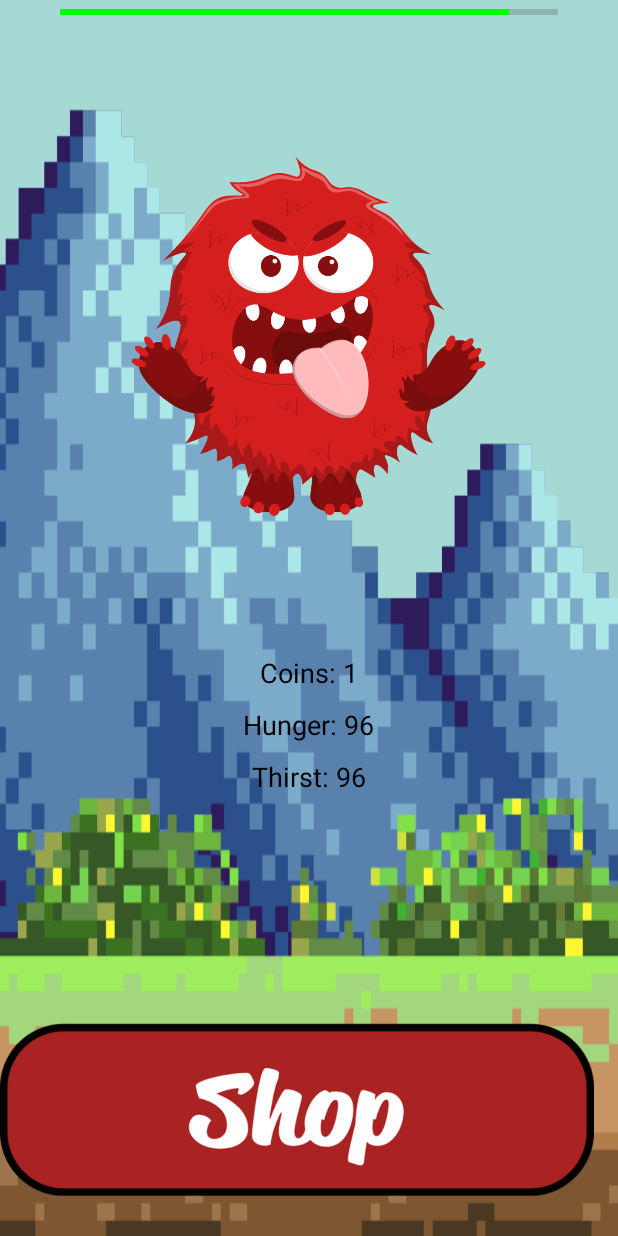
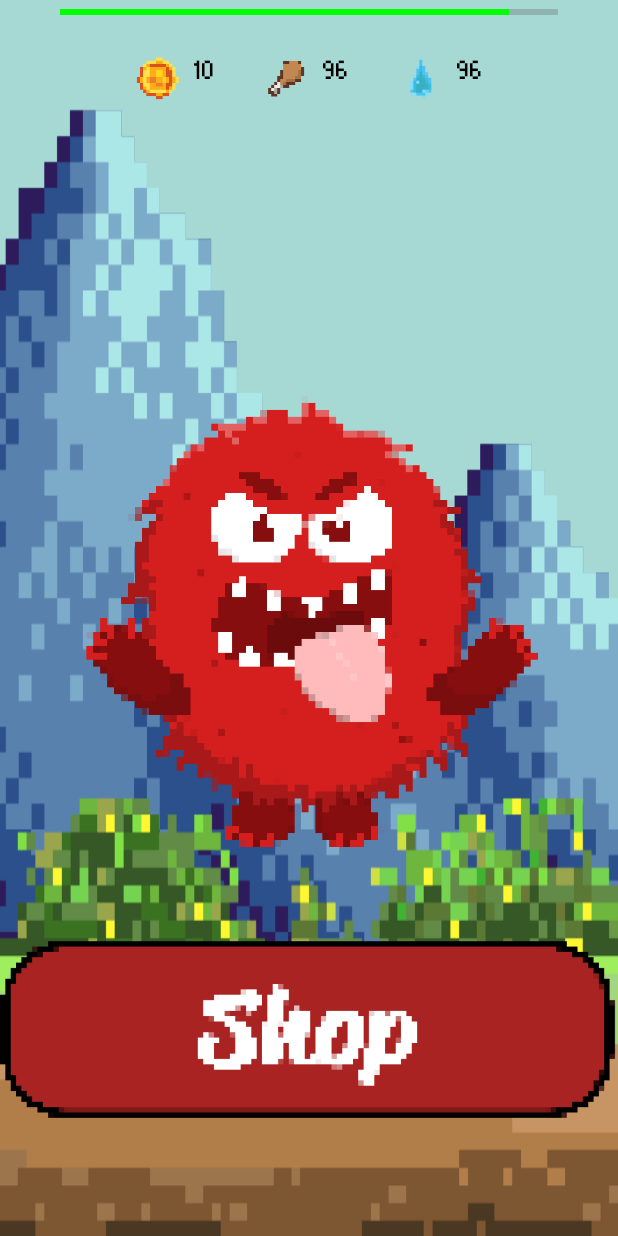
Before and after one commit to TonYacapin/MonsterClicker, an Android app: the screen it shows after launch (MainActivity), after a tap on an icon or button, on a phone screen of 412 x 824 dp. Run offline under Robolectric (Android 15) with nearby library versions, the light colour scheme and no system bars.

Commit message:
Ui/Ux improvement, coin mehachanic changes

```diff
--- a/app/src/main/java/com/example/monterclicker/MainActivity.java
+++ b/app/src/main/java/com/example/monterclicker/MainActivity.java
@@ -4,6 +4,7 @@ import android.content.ContentValues;
 import android.content.Intent;
 import android.database.Cursor;
 import android.database.sqlite.SQLiteDatabase;
+import android.graphics.Typeface;
 import android.media.MediaPlayer;
 import android.os.Bundle;
 import android.view.View;
@@ -14,6 +15,7 @@ import android.widget.ProgressBar;
 import android.widget.TextView;
 import android.widget.Toast;
 import androidx.appcompat.app.AppCompatActivity;
+import androidx.core.content.res.ResourcesCompat;
 
 public class MainActivity extends AppCompatActivity {
 
@@ -22,6 +24,7 @@ public class MainActivity extends AppCompatActivity {
     private TextView coinTextView;
     private TextView hungerTextView;
     private TextView thirstTextView;
+    private TextView attackIndicatorTextView;
     private int monsterHealth = 100; // Initial monster health
     private int currentMonster = 1;
     private int coins;
@@ -41,8 +44,16 @@ public class MainActivity extends AppCompatActivity {
         coinTextView = findViewById(R.id.coinTextView);
         hungerTextView = findViewById(R.id.hungerTextView);
         thirstTextView = findViewById(R.id.thirstTextView);
+        attackIndicatorTextView = findViewById(R.id.attackIndicatorTextView);
 
         ImageView shopButton = findViewById(R.id.shopButton);
+
+        // Load pixelated font
+        Typeface pixelFont = ResourcesCompat.getFont(this, R.font.pixelated_font);
+        coinTextView.setTypeface(pixelFont);
+        hungerTextView.setTypeface(pixelFont);
+        thirstTextView.setTypeface(pixelFont);
+        attackIndicatorTextView.setTypeface(pixelFont);
 
         DBHelper dbHelper = new DBHelper(this);
         db = dbHelper.getWritableDatabase();
@@ -65,24 +76,19 @@ public class MainActivity extends AppCompatActivity {
         monsterImage.setOnClickListener(new View.OnClickListener() {
             @Override
             public void onClick(View v) {
-                if (hunger > 0 && thirst > 0) { // Check if hunger and thirst are greater than zero
                 monsterImage.startAnimation(shrinkAnimation); // Start the animation
                 monsterHealth -= 10; // Decrease health by 10 on each click
-                    addCoins(1);
+                addCoins(10); // Base amount is 5 coins
                 if (monsterHealth <= 0) {
                     playMonsterDieSound();
                     spawnNextMonster();
-                        addCoins(20); // Example: add 10 coins for defeating a monster
+                    addCoins(20); // Example: add 20 coins for defeating a monster
                 }
                 updateMonsterHealthBar();
                 updateHungerThirst(); // Decrease hunger and thirst with each click
-                } else {
-                    // Inform the user that they cannot click the monster due to hunger or thirst being zero
-                    Toast.makeText(MainActivity.this, "Cannot click the monster. Hunger or thirst is zero.", Toast.LENGTH_SHORT).show();
-                }
+                updateAttackIndicator();
             }
         });
-
 
         shopButton.setOnClickListener(new View.OnClickListener() {
             @Override
@@ -144,8 +150,12 @@ public class MainActivity extends AppCompatActivity {
         cursor.close();
     }
 
-    private void addCoins(int amount) {
-        coins += amount;
+    private void addCoins(int baseAmount) {
+        int finalAmount = baseAmount;
+        if (hunger == 0 || thirst == 0) {
+            finalAmount = (int) (baseAmount * 0.10); // Reduce coins by 50% if hunger or thirst is zero
+        }
+        coins += finalAmount;
         ContentValues values = new ContentValues();
         values.put("coins", coins);
         db.update("user", values, "id = 1", null);
@@ -153,7 +163,7 @@ public class MainActivity extends AppCompatActivity {
     }
 
     private void updateCoinText() {
-        coinTextView.setText("Coins: " + coins);
+        coinTextView.setText(String.valueOf(coins));
     }
 
     private void updateMonsterHealthBar() {
@@ -165,11 +175,20 @@ public class MainActivity extends AppCompatActivity {
         thirst -= 1;
         if (hunger <= 0) hunger = 0;
         if (thirst <= 0) thirst = 0;
-        hungerTextView.setText("Hunger: " + hunger);
-        thirstTextView.setText("Thirst: " + thirst);
+        hungerTextView.setText(String.valueOf(hunger));
+        thirstTextView.setText(String.valueOf(thirst));
 
         // Update hunger and thirst values in the database
         DBHelper dbHelper = new DBHelper(this);
         dbHelper.updateHungerThirst(hunger, thirst);
     }
+
+    private void updateAttackIndicator() {
+        if (hunger == 0 || thirst == 0) {
+            attackIndicatorTextView.setText("Attack Weakened!");
+            attackIndicatorTextView.setVisibility(View.VISIBLE);
+        } else {
+            attackIndicatorTextView.setVisibility(View.INVISIBLE);
         }
+    }
+}
--- a/app/src/main/res/layout/activity_main.xml
+++ b/app/src/main/res/layout/activity_main.xml
@@ -1,4 +1,3 @@
-<?xml version="1.0" encoding="utf-8"?>
 <RelativeLayout xmlns:android="http://schemas.android.com/apk/res/android"
     xmlns:tools="http://schemas.android.com/tools"
     android:layout_width="match_parent"
@@ -6,8 +5,6 @@
     tools:context=".MainActivity">
 
     <!-- Background Image -->
-
-    <!-- Monster Health Bar -->
     <ImageView
         android:id="@+id/background"
         android:layout_width="match_parent"
@@ -15,6 +12,7 @@
         android:scaleType="fitXY"
         android:src="@drawable/background" />
 
+    <!-- Monster Health Bar -->
     <ProgressBar
         android:id="@+id/monsterHealthBar"
         style="?android:attr/progressBarStyleHorizontal"
@@ -27,64 +25,106 @@
         android:progress="100"
         android:progressTint="@color/progress_bar_color" />
 
+    <!-- Stats Container -->
+    <LinearLayout
+        android:layout_width="match_parent"
+        android:layout_height="wrap_content"
+        android:layout_below="@id/monsterHealthBar"
+        android:layout_marginTop="20dp"
+        android:orientation="horizontal"
+        android:gravity="center_horizontal">
+
+        <!-- Coin Icon and Text View -->
+        <ImageView
+            android:id="@+id/coinIcon"
+            android:layout_width="32dp"
+            android:layout_height="32dp"
+            android:src="@drawable/coin" />
+
+        <TextView
+            android:id="@+id/coinTextView"
+            android:layout_width="wrap_content"
+            android:layout_height="wrap_content"
+            android:text="0"
+            android:textSize="18sp"
+            android:textColor="#000"
+            android:layout_marginStart="8dp"
+            android:fontFamily="@font/pixelated_font" />
+
+        <!-- Spacer -->
+        <View
+            android:layout_width="32dp"
+            android:layout_height="32dp" />
+
+        <!-- Hunger Icon and Text View -->
+        <ImageView
+            android:id="@+id/hungerIcon"
+            android:layout_width="32dp"
+            android:layout_height="32dp"
+            android:src="@drawable/hunger" />
+
+        <TextView
+            android:id="@+id/hungerTextView"
+            android:layout_width="wrap_content"
+            android:layout_height="wrap_content"
+            android:text="100"
+            android:textSize="18sp"
+            android:textColor="#000"
+            android:layout_marginStart="8dp"
+            android:fontFamily="@font/pixelated_font" />
+
+        <!-- Spacer -->
+        <View
+            android:layout_width="32dp"
+            android:layout_height="32dp" />
+
+        <!-- Thirst Icon and Text View -->
+        <ImageView
+            android:id="@+id/thirstIcon"
+            android:layout_width="32dp"
+            android:layout_height="32dp"
+            android:src="@drawable/thirst" />
+
+        <TextView
+            android:id="@+id/thirstTextView"
+            android:layout_width="wrap_content"
+            android:layout_height="wrap_content"
+            android:text="100"
+            android:textSize="18sp"
+            android:textColor="#000"
+            android:layout_marginStart="8dp"
+            android:fontFamily="@font/pixelated_font" />
+    </LinearLayout>
+
+    <!-- Attack Indicator -->
+    <TextView
+        android:id="@+id/attackIndicatorTextView"
+        android:layout_width="wrap_content"
+        android:layout_height="wrap_content"
+        android:text="Attack Weakened!"
+        android:textSize="18sp"
+        android:textColor="#FF0000"
+        android:layout_below="@id/monsterHealthBar"
+        android:layout_centerHorizontal="true"
+        android:layout_marginTop="60dp"
+        android:visibility="invisible"
+        android:fontFamily="@font/pixelated_font" />
+
     <!-- Monster Image -->
     <ImageView
         android:id="@+id/monsterImage"
         android:layout_width="339dp"
         android:layout_height="380dp"
-        android:layout_below="@id/monsterHealthBar"
-        android:layout_centerHorizontal="true"
-        android:layout_marginTop="20dp"
+        android:layout_centerInParent="true"
         android:src="@drawable/monster1" />
-
-    <!-- Coin Text View -->
-    <TextView
-        android:id="@+id/coinTextView"
-        android:layout_width="wrap_content"
-        android:layout_height="wrap_content"
-        android:text="Coins: 0"
-        android:textSize="18sp"
-        android:textColor="#000"
-        android:layout_below="@id/monsterImage"
-        android:layout_centerHorizontal="true"
-        android:layout_marginTop="20dp" />
-
-    <!-- Hunger Text View -->
-    <TextView
-        android:id="@+id/hungerTextView"
-        android:layout_width="wrap_content"
-        android:layout_height="wrap_content"
-        android:text="Hunger: 100"
-        android:textSize="18sp"
-        android:textColor="#000"
-        android:layout_below="@id/coinTextView"
-        android:layout_centerHorizontal="true"
-        android:layout_marginTop="10dp" />
-
-    <!-- Thirst Text View -->
-    <TextView
-        android:id="@+id/thirstTextView"
-        android:layout_width="wrap_content"
-        android:layout_height="wrap_content"
-        android:text="Thirst: 100"
-        android:textSize="18sp"
-        android:textColor="#000"
-        android:layout_below="@id/hungerTextView"
-        android:layout_centerHorizontal="true"
-        android:layout_marginTop="10dp" />
-
-    <!-- Menu Button -->
-
 
     <!-- Shop Button -->
     <ImageView
         android:id="@+id/shopButton"
         android:layout_width="wrap_content"
         android:layout_height="wrap_content"
-        android:layout_below="@id/thirstTextView"
-        android:layout_alignParentEnd="true"
-        android:layout_marginTop="126dp"
-        android:layout_marginEnd="16dp"
+        android:layout_alignParentBottom="true"
+        android:layout_centerHorizontal="true"
+        android:layout_marginBottom="16dp"
         android:src="@drawable/shopbutton" />
-
 </RelativeLayout>
```
Also changed, not shown: app/src/main/res/drawable/coin.png (added), app/src/main/res/drawable/hunger.png (added), app/src/main/res/drawable/monster1.png, app/src/main/res/drawable/monster2.png, app/src/main/res/drawable/monster3.png, app/src/main/res/drawable/monster4.png, app/src/main/res/drawable/monster5.png, app/src/main/res/drawable/shopbutton.png, app/src/main/res/drawable/thirst.png (added), app/src/main/res/drawable/weapon.png (added), app/src/main/res/font/pixelated_font.ttf (added). Lines whose indentation alone changed are shown as unchanged.
